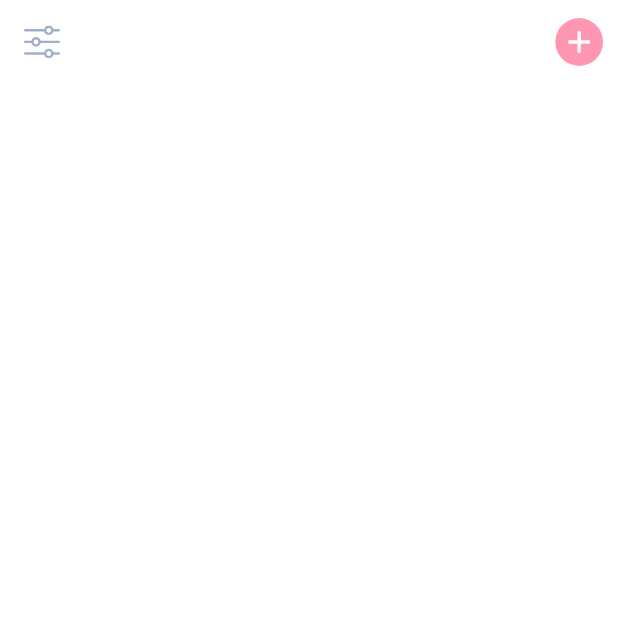
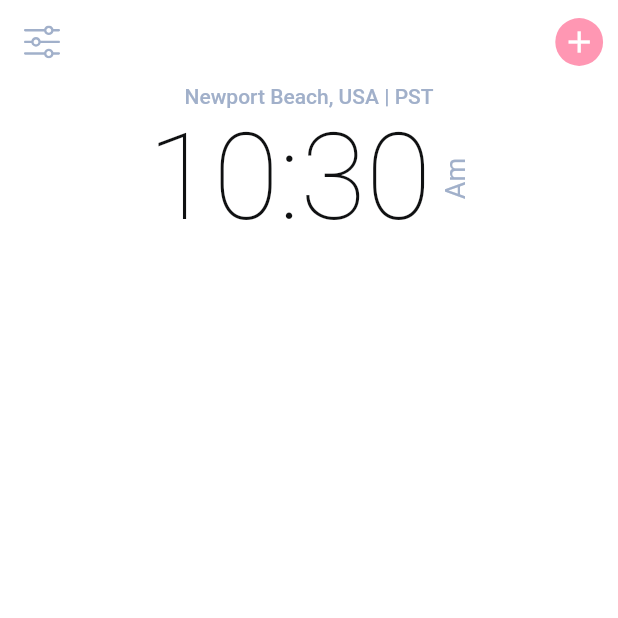
Before and after one commit to salsabilelshiekh2022/flutter_clock, a Flutter app: the screen it shows after launch, on a phone screen of 412 x 824 dp, the top half of it. Run offline on Flutter 3.47's test engine with Material 2 defaults, Android fonts, the phone set to English and light mode, and no system bars; our stand-ins replace flutter_svg, google_fonts.

Commit message:
Time in hours and minutes

```diff
--- /dev/null
+++ b/lib/screens/components/body.dart
@@ -0,0 +1,23 @@
+import 'package:flutter/material.dart';
+
+import 'time_in_hour_and_minute.dart';
+
+class Body extends StatelessWidget {
+  const Body({super.key});
+
+  @override
+  Widget build(BuildContext context) {
+    return SizedBox(
+      width: double.infinity,
+      child: Column(
+        children: [
+          Text(
+            'Newport Beach, USA | PST',
+            style: Theme.of(context).textTheme.bodyLarge,
+          ),
+          const TimeInHourAndMinute(),
+        ],
+      ),
+    );
+  }
+}
--- /dev/null
+++ b/lib/screens/components/time_in_hour_and_minute.dart
@@ -0,0 +1,49 @@
+import 'dart:async';
+
+import 'package:flutter/material.dart';
+
+class TimeInHourAndMinute extends StatefulWidget {
+  const TimeInHourAndMinute({super.key});
+
+  @override
+  State<TimeInHourAndMinute> createState() => _TimeInHourAndMinuteState();
+}
+
+class _TimeInHourAndMinuteState extends State<TimeInHourAndMinute> {
+  TimeOfDay _timeOfDay = TimeOfDay.now();
+  @override
+  void initState() {
+    super.initState();
+    Timer.periodic(const Duration(seconds: 1), (timer) {
+      if (_timeOfDay.minute != TimeOfDay.now().minute) {
+        setState(() {
+          _timeOfDay = TimeOfDay.now();
+        });
+      }
+    });
+  }
+
+  @override
+  Widget build(BuildContext context) {
+    String period = _timeOfDay.period == DayPeriod.am ? "Am" : "PM";
+    return Row(
+      mainAxisAlignment: MainAxisAlignment.center,
+      children: [
+        Text(
+          "${_timeOfDay.hourOfPeriod}:${_timeOfDay.minute}",
+          style: Theme.of(context).textTheme.displayLarge,
+        ),
+        const SizedBox(
+          width: 5,
+        ),
+        RotatedBox(
+          quarterTurns: 3,
+          child: Text(
+            period,
+            style: const TextStyle(fontSize: 18),
+          ),
+        ),
+      ],
+    );
+  }
+}
--- a/lib/screens/home_screen.dart
+++ b/lib/screens/home_screen.dart
@@ -1,6 +1,8 @@
 import 'package:flutter/material.dart';
 import 'package:flutter_clock/size_config.dart';
 import 'package:flutter_svg/svg.dart';
+
+import 'components/body.dart';
 
 class HomeScreen extends StatelessWidget {
   const HomeScreen({super.key});
@@ -9,7 +11,13 @@ class HomeScreen extends StatelessWidget {
   Widget build(BuildContext context) {
     SizeConfig().init(context);
     return Scaffold(
-      appBar: AppBar(
+      appBar: buildAppBar(context),
+      body: Body(),
+    );
+  }
+
+  AppBar buildAppBar(BuildContext context) {
+    return AppBar(
       leading: IconButton(
         icon: SvgPicture.asset(
           'assets/icons/Settings.svg',
@@ -38,7 +46,6 @@ class HomeScreen extends StatelessWidget {
           ),
         ),
       ],
-      ),
     );
   }
 }
```
Lines whose indentation alone changed are shown as unchanged.
